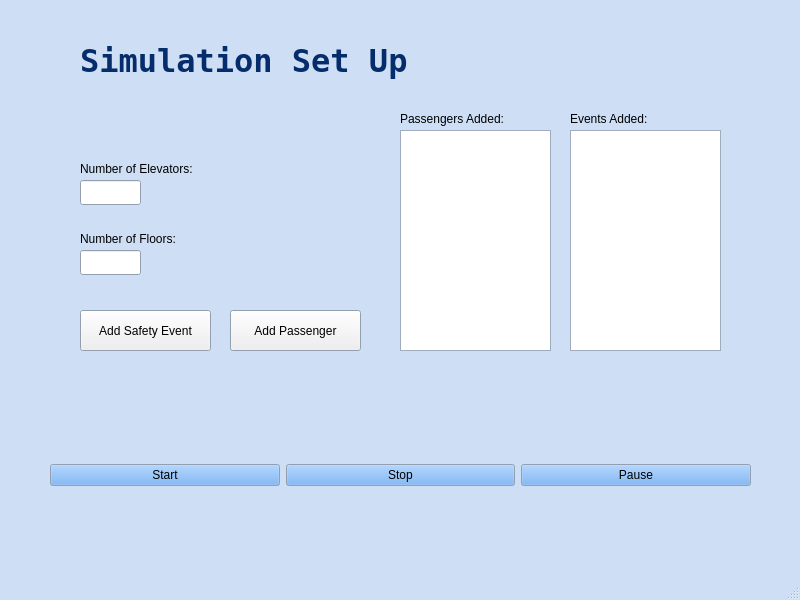
First picture: the form in mainwindow.ui, repository gracestewart3/COMP3004A3, before the edit.
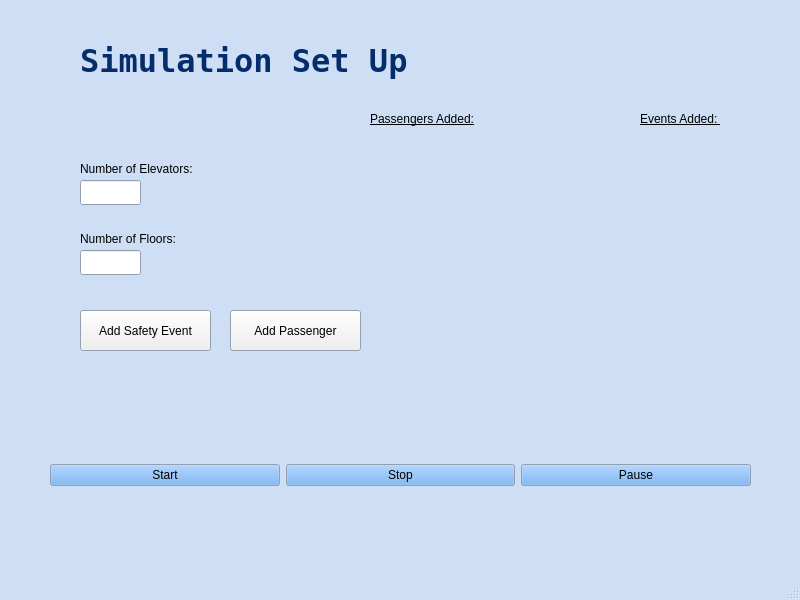
Second picture: the form after the edit.

Diff of the .ui file:
```diff
--- a/mainwindow.ui
+++ b/mainwindow.ui
@@ -406,35 +406,20 @@
      <string>Simulation Set Up</string>
     </property>
    </widget>
-   <widget class="QTextBrowser" name="textBrowser">
-    <property name="geometry">
-     <rect>
-      <x>400</x>
-      <y>130</y>
-      <width>151</width>
-      <height>221</height>
-     </rect>
-    </property>
-   </widget>
-   <widget class="QTextBrowser" name="textBrowser_2">
-    <property name="geometry">
-     <rect>
-      <x>570</x>
-      <y>130</y>
-      <width>151</width>
-      <height>221</height>
-     </rect>
-    </property>
-   </widget>
    <widget class="QLabel" name="label">
     <property name="geometry">
      <rect>
-      <x>400</x>
+      <x>370</x>
       <y>110</y>
       <width>141</width>
       <height>17</height>
      </rect>
     </property>
+    <property name="font">
+     <font>
+      <underline>true</underline>
+     </font>
+    </property>
     <property name="text">
      <string>Passengers Added:</string>
     </property>
@@ -442,16 +427,56 @@
    <widget class="QLabel" name="label_2">
     <property name="geometry">
      <rect>
-      <x>570</x>
+      <x>640</x>
       <y>110</y>
       <width>141</width>
       <height>17</height>
      </rect>
     </property>
+    <property name="font">
+     <font>
+      <underline>true</underline>
+     </font>
+    </property>
     <property name="text">
      <string>Events Added: </string>
     </property>
    </widget>
+   <widget class="QLabel" name="passenger_display">
+    <property name="geometry">
+     <rect>
+      <x>370</x>
+      <y>130</y>
+      <width>261</width>
+      <height>221</height>
+     </rect>
+    </property>
+    <property name="text">
+     <string/>
+    </property>
+    <property name="alignment">
+     <set>Qt::AlignLeading|Qt::AlignLeft|Qt::AlignTop</set>
+    </property>
+    <property name="wordWrap">
+     <bool>true</bool>
+    </property>
+   </widget>
+   <widget class="QLabel" name="event_display">
+    <property name="geometry">
+     <rect>
+      <x>640</x>
+      <y>130</y>
+      <width>151</width>
+      <height>221</height>
+     </rect>
+    </property>
+    <property name="text">
+     <string/>
+    </property>
+    <property name="alignment">
+     <set>Qt::AlignLeading|Qt::AlignLeft|Qt::AlignTop</set>
+    </property>
+   </widget>
   </widget>
   <widget class="QStatusBar" name="statusbar"/>
  </widget>
```
